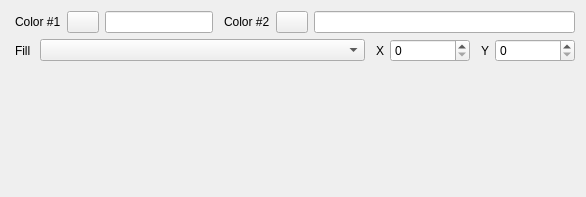
Old version of the form components/color.ui in the repository djfun/audio-visualizer-python.
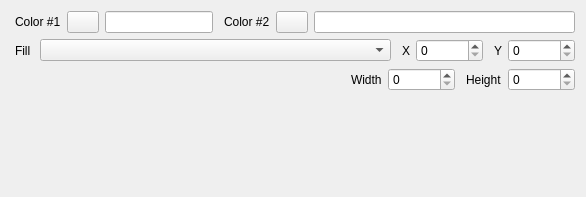
New version of the form.

Commit message: added width and height to color.ui

The edit to the form file:
```diff
--- a/components/color.ui
+++ b/components/color.ui
@@ -172,7 +172,14 @@
         </widget>
        </item>
        <item>
-        <widget class="QComboBox" name="comboBox_fill"/>
+        <widget class="QComboBox" name="comboBox_fill">
+         <property name="sizePolicy">
+          <sizepolicy hsizetype="Expanding" vsizetype="Fixed">
+           <horstretch>0</horstretch>
+           <verstretch>0</verstretch>
+          </sizepolicy>
+         </property>
+        </widget>
        </item>
        <item>
         <spacer name="horizontalSpacer_6">
@@ -286,6 +293,137 @@
      </item>
     </layout>
    </item>
+   <item>
+    <layout class="QHBoxLayout" name="horizontalLayout_9">
+     <property name="leftMargin">
+      <number>0</number>
+     </property>
+     <item>
+      <spacer name="horizontalSpacer">
+       <property name="orientation">
+        <enum>Qt::Horizontal</enum>
+       </property>
+       <property name="sizeHint" stdset="0">
+        <size>
+         <width>40</width>
+         <height>20</height>
+        </size>
+       </property>
+      </spacer>
+     </item>
+     <item>
+      <spacer name="horizontalSpacer_8">
+       <property name="orientation">
+        <enum>Qt::Horizontal</enum>
+       </property>
+       <property name="sizeType">
+        <enum>QSizePolicy::Fixed</enum>
+       </property>
+       <property name="sizeHint" stdset="0">
+        <size>
+         <width>5</width>
+         <height>20</height>
+        </size>
+       </property>
+      </spacer>
+     </item>
+     <item>
+      <widget class="QLabel" name="label_xTitleAlign_2">
+       <property name="sizePolicy">
+        <sizepolicy hsizetype="Fixed" vsizetype="Preferred">
+         <horstretch>0</horstretch>
+         <verstretch>0</verstretch>
+        </sizepolicy>
+       </property>
+       <property name="text">
+        <string>Width</string>
+       </property>
+       <property name="alignment">
+        <set>Qt::AlignLeading|Qt::AlignLeft|Qt::AlignVCenter</set>
+       </property>
+      </widget>
+     </item>
+     <item>
+      <widget class="QSpinBox" name="spinBox_width">
+       <property name="sizePolicy">
+        <sizepolicy hsizetype="Fixed" vsizetype="Fixed">
+         <horstretch>0</horstretch>
+         <verstretch>0</verstretch>
+        </sizepolicy>
+       </property>
+       <property name="maximumSize">
+        <size>
+         <width>80</width>
+         <height>16777215</height>
+        </size>
+       </property>
+       <property name="baseSize">
+        <size>
+         <width>0</width>
+         <height>0</height>
+        </size>
+       </property>
+       <property name="minimum">
+        <number>0</number>
+       </property>
+       <property name="maximum">
+        <number>999999999</number>
+       </property>
+       <property name="value">
+        <number>0</number>
+       </property>
+      </widget>
+     </item>
+     <item>
+      <spacer name="horizontalSpacer_10">
+       <property name="orientation">
+        <enum>Qt::Horizontal</enum>
+       </property>
+       <property name="sizeType">
+        <enum>QSizePolicy::Fixed</enum>
+       </property>
+       <property name="sizeHint" stdset="0">
+        <size>
+         <width>5</width>
+         <height>20</height>
+        </size>
+       </property>
+      </spacer>
+     </item>
+     <item>
+      <widget class="QLabel" name="label_yTitleAlign_2">
+       <property name="sizePolicy">
+        <sizepolicy hsizetype="Fixed" vsizetype="Preferred">
+         <horstretch>0</horstretch>
+         <verstretch>0</verstretch>
+        </sizepolicy>
+       </property>
+       <property name="text">
+        <string>Height</string>
+       </property>
+      </widget>
+     </item>
+     <item>
+      <widget class="QSpinBox" name="spinBox_height">
+       <property name="sizePolicy">
+        <sizepolicy hsizetype="Fixed" vsizetype="Fixed">
+         <horstretch>0</horstretch>
+         <verstretch>0</verstretch>
+        </sizepolicy>
+       </property>
+       <property name="maximumSize">
+        <size>
+         <width>80</width>
+         <height>16777215</height>
+        </size>
+       </property>
+       <property name="maximum">
+        <number>999999999</number>
+       </property>
+      </widget>
+     </item>
+    </layout>
+   </item>
    <item>
     <spacer name="verticalSpacer">
      <property name="orientation">
```
The commit also changes 1 other file.
